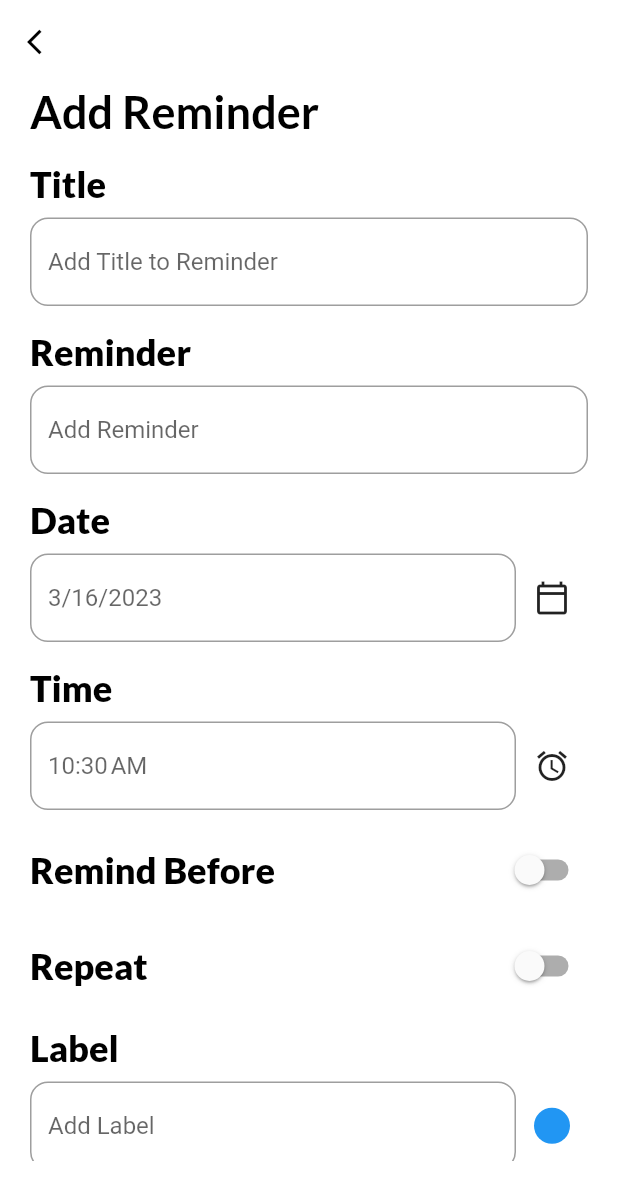
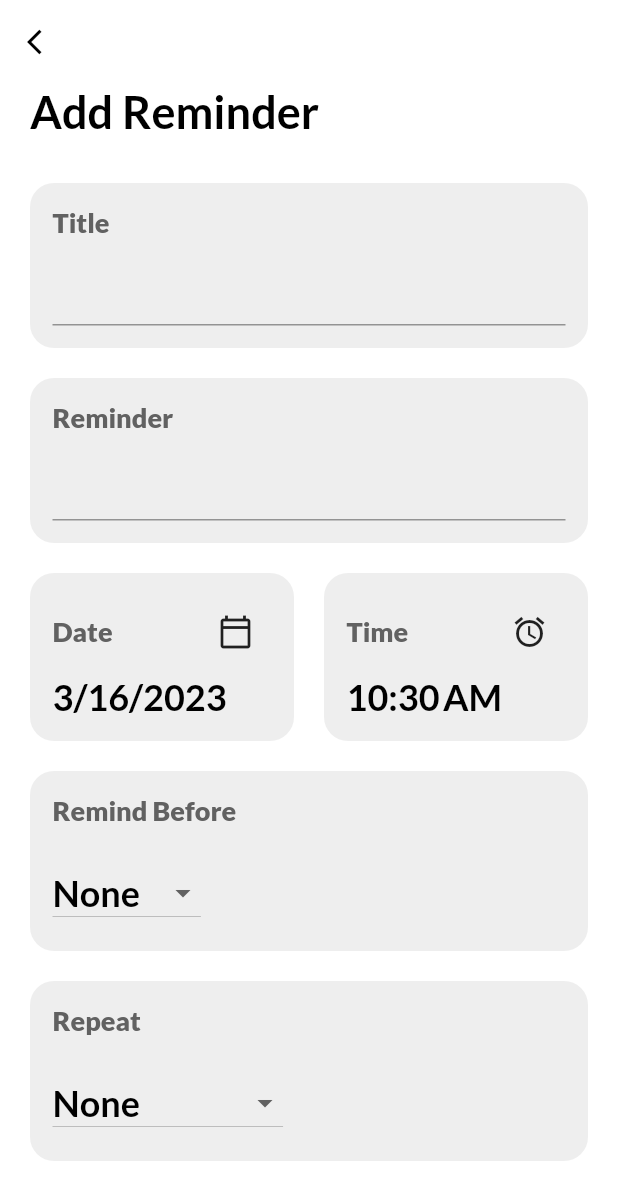
Before and after one commit to volkansahn/reminder_pomodoro_timer, a Flutter app: the AddTaskPage screen opened directly, on a phone screen of 412 x 824 dp. Shown: the top 1200 px of the screen. Run offline on Flutter 3.47's test engine with Material 2 defaults, Android fonts, the phone set to English and light mode, and no system bars; our stand-ins replace date_picker_timeline, flutter_colorpicker, flutter_local_notifications, flutter_native_timezone, flutter_staggered_animations, get and 6 more; missing offline and left inert: animated_snack_bar; accounts and stored records are empty.

Commit message:
a lot of changes

```diff
--- a/lib/helpers/db_helper.dart
+++ b/lib/helpers/db_helper.dart
@@ -31,8 +31,8 @@ class DBHelper {
       "CREATE TABLE $_remindersTableName("
       "id INTEGER PRIMARY KEY AUTOINCREMENT, "
       "title STRING, reminder TEXT, date STRING, "
-      "time STRING, remindBefore STRING, interval INTEGER,"
-      "color STRING, isReminded STRING, label STRING)",
+      "time STRING, remindBefore STRING, interval INTEGER, "
+      "firstColor STRING, secondColor STRING, isReminded STRING, label STRING)",
     );
     await db.execute(
       "CREATE TABLE $_waterReminderTableName("
--- a/lib/helpers/theme.dart
+++ b/lib/helpers/theme.dart
@@ -43,3 +43,21 @@ TextStyle get titleStyle {
     color: Get.isDarkMode ? Colors.white : Colors.black,
   ));
 }
+
+TextStyle get inputTitleStyle {
+  return GoogleFonts.lato(
+      textStyle: TextStyle(
+    fontSize: 18.0,
+    fontWeight: FontWeight.w900,
+    color: Get.isDarkMode ? Colors.white : Colors.grey[700],
+  ));
+}
+
+TextStyle get inputTextStyle {
+  return GoogleFonts.lato(
+      textStyle: TextStyle(
+    fontSize: 24.0,
+    fontWeight: FontWeight.bold,
+    color: Get.isDarkMode ? Colors.white : Colors.black,
+  ));
+}
--- a/lib/models/reminder_model.dart
+++ b/lib/models/reminder_model.dart
@@ -3,10 +3,12 @@ class Reminder {
   String? title;
   String? reminder;
   String? date;
+  String? time;
   String? remindBefore;
   String? label;
   int? interval;
-  int? color;
+  int? firstColor;
+  int? secondColor;
   int? isReminded;
 
   Reminder({
@@ -14,10 +16,12 @@ class Reminder {
     this.title,
     this.reminder,
     this.date,
+    this.time,
     this.remindBefore,
     this.label,
     this.interval,
-    this.color,
+    this.firstColor,
+    this.secondColor,
     this.isReminded,
   });
 
@@ -26,10 +30,12 @@ class Reminder {
     title = json['title'];
     reminder = json['reminder'];
     date = json['date'];
+    time = json['time'];
     remindBefore = json['remindBefore'];
     interval = json['interval'];
     label = json['label'];
-    color = json['color'];
+    firstColor = json['firstColor'];
+    secondColor = json['secondColor'];
     isReminded = json['isReminded'];
   }
 
@@ -39,10 +45,12 @@ class Reminder {
     data['title'] = this.title;
     data['reminder'] = this.reminder;
     data['date'] = this.date;
+    data['time'] = this.time;
     data['remindBefore'] = this.remindBefore;
     data['interval'] = this.interval;
     data['label'] = this.label;
-    data['color'] = this.color;
+    data['firstColor'] = this.firstColor;
+    data['secondColor'] = this.secondColor;
     data['isReminded'] = this.isReminded;
     return data;
   }
--- a/lib/view/add_task_page.dart
+++ b/lib/view/add_task_page.dart
@@ -30,10 +30,11 @@ class _AddTaskPageState extends State<AddTaskPage> {
   String _reminderTime = DateFormat.jm().format(DateTime.now());
   String _remindBeforeTime = "None";
   String _repeatTime = "None";
+  String _category = "General";
   int intervalTime = 0;
   bool isRemindBefore = false;
   bool isRepeat = false;
-  Color mycolor = Colors.blue;
+  List<Color> selectedCategoryColors = [Colors.blue[200]!, Colors.blue[400]!];
 
   @override
   Widget build(BuildContext context) {
@@ -50,6 +51,9 @@ class _AddTaskPageState extends State<AddTaskPage> {
                 "Add Reminder",
                 style: headingStyle,
               ),
+              SizedBox(
+                height: 20,
+              ),
               InputField(
                 isEditable: true,
                 title: "Title",
@@ -60,8 +64,12 @@ class _AddTaskPageState extends State<AddTaskPage> {
                 isEditable: true,
                 title: "Reminder",
                 hint: "Add Reminder",
-                  controller: _reminderTextController),
-              InputField(
+                controller: _reminderTextController,
+              ),
+              Row(
+                children: [
+                  Expanded(
+                    child: InputField(
                       isEditable: false,
                       onTap: (() {
                         _getDateFromUser(context);
@@ -75,7 +83,12 @@ class _AddTaskPageState extends State<AddTaskPage> {
                         },
                       ),
                     ),
-              InputField(
+                  ),
+                  SizedBox(
+                    width: 20,
+                  ),
+                  Expanded(
+                    child: InputField(
                       isEditable: false,
                       onTap: () {
                         _getTimeFromUser();
@@ -89,205 +102,171 @@ class _AddTaskPageState extends State<AddTaskPage> {
                         },
                       ),
                     ),
+                  ),
+                ],
+              ),
               Container(
-                margin: EdgeInsets.only(top: 16),
-                child: Row(
+                width: double.infinity,
+                padding: EdgeInsets.all(15),
+                decoration: BoxDecoration(
+                  borderRadius: BorderRadius.circular(16),
+                  color: Colors.grey[200],
+                ),
+                margin: EdgeInsets.only(top: 10, bottom: 10),
+                child: Column(
+                  crossAxisAlignment: CrossAxisAlignment.start,
+                  children: [
+                    Text(
+                      "Remind Before",
+                      style: inputTitleStyle,
+                    ),
+                    SizedBox(
+                      height: 20,
+                    ),
+                    Container(
+                      child: DropdownButton(
+                        value: _remindBeforeTime,
+                        items: ["None", "5 Min", "15 Min", "30 Min", "1 Hour"]
+                            .map<DropdownMenuItem<String>>((String value) {
+                          return DropdownMenuItem<String>(
+                            value: value,
+                            child: Text(
+                              value,
+                              style: inputTextStyle,
+                            ),
+                          );
+                        }).toList(),
+                        onChanged: (String? newValue) {
+                          setState(() {
+                            _remindBeforeTime = newValue!;
+                          });
+                        },
+                      ),
+                    )
+                  ],
+                ),
+              ),
+              Container(
+                width: double.infinity,
+                padding: EdgeInsets.all(15),
+                decoration: BoxDecoration(
+                  borderRadius: BorderRadius.circular(16),
+                  color: Colors.grey[200],
+                ),
+                margin: EdgeInsets.only(top: 10, bottom: 10),
+                child: Column(
+                  crossAxisAlignment: CrossAxisAlignment.start,
+                  children: [
+                    Text(
+                      "Repeat",
+                      style: inputTitleStyle,
+                    ),
+                    SizedBox(
+                      height: 20,
+                    ),
+                    Container(
+                      child: DropdownButton(
+                        value: _repeatTime,
+                        items: ["None", "Every Day", "Every Week", "Every Year"]
+                            .map<DropdownMenuItem<String>>((String value) {
+                          return DropdownMenuItem<String>(
+                            value: value,
+                            child: Text(
+                              value,
+                              style: inputTextStyle,
+                            ),
+                          );
+                        }).toList(),
+                        onChanged: (String? newValue) {
+                          setState(() {
+                            _repeatTime = newValue!;
+                          });
+                        },
+                      ),
+                    )
+                  ],
+                ),
+              ),
+              Container(
+                padding: EdgeInsets.all(15),
+                decoration: BoxDecoration(
+                  borderRadius: BorderRadius.circular(16),
+                  color: Colors.grey[200],
+                ),
+                margin: EdgeInsets.only(top: 10, bottom: 10),
+                child: Column(
+                  crossAxisAlignment: CrossAxisAlignment.start,
+                  children: [
+                    Row(
                       mainAxisAlignment: MainAxisAlignment.spaceBetween,
                       children: [
                         Text(
-                        "Remind Before",
-                        style: titleStyle,
+                          "Category",
+                          style: inputTitleStyle,
                         ),
-                      Switch(
-                        // This bool value toggles the switch.
-                        value: isRemindBefore,
-                        activeColor: Colors.green,
-                        onChanged: (bool value) {
-                          // This is called when the user toggles the switch.
+                        CircleAvatar(
+                            radius: 12,
+                            backgroundColor: selectedCategoryColors[1]),
+                      ],
+                    ),
+                    SizedBox(
+                      height: 20,
+                    ),
+                    Container(
+                      child: DropdownButton(
+                        value: _category,
+                        items: ["General", "Shopping", "Birthday", "Pills"]
+                            .map<DropdownMenuItem<String>>((String value) {
+                          return DropdownMenuItem<String>(
+                            value: value,
+                            child: Text(
+                              value,
+                              style: inputTextStyle,
+                            ),
+                          );
+                        }).toList(),
+                        onChanged: (String? newValue) {
                           setState(() {
-                            isRemindBefore = value;
+                            _category = newValue!;
+                            switch (_category) {
+                              case "General":
+                                selectedCategoryColors = [
+                                  Colors.blue[200]!,
+                                  Colors.blue[400]!
+                                ];
+                                break;
+                              case "Shopping":
+                                selectedCategoryColors = [
+                                  Colors.amber[200]!,
+                                  Colors.amber[400]!
+                                ];
+                                break;
+                              case "Birthday":
+                                selectedCategoryColors = [
+                                  Colors.green[200]!,
+                                  Colors.green[400]!
+                                ];
+                                break;
+                              case "Pills":
+                                selectedCategoryColors = [
+                                  Colors.blueGrey[200]!,
+                                  Colors.blueGrey[400]!
+                                ];
+                                break;
+                              default:
+                            }
                           });
                         },
                       ),
-                    ]),
-              ),
-              if (!isRemindBefore) ...[
-                Container(),
-              ] else ...[
-                CircularDropDownMenu(
-                  dropDownMenuItem: [
-                    DropdownMenuItem(
-                      child: GestureDetector(
-                        onTap: () {},
-                        child: Text("5 min"),
-                      ),
-                      value: "5 min",
-                    ),
-                    DropdownMenuItem(
-                      child: GestureDetector(
-                        onTap: () {},
-                        child: Text("10 min"),
-                      ),
-                      value: "10 min",
-                    ),
-                    DropdownMenuItem(
-                      child: GestureDetector(
-                        onTap: () {},
-                        child: Text("15 min"),
-                      ),
-                      value: "15 min",
-                    ),
-                    DropdownMenuItem(
-                      child: GestureDetector(
-                        onTap: () {},
-                        child: Text("30 min"),
-                      ),
-                      value: "30 min",
-                    ),
+                    )
                   ],
-                  onChanged: (value) {
-                    setState(() {
-                      _remindBeforeTime = value;
-                    });
-                  },
-                  hintText: _remindBeforeTime,
-                ),
-              ],
-              Container(
-                margin: EdgeInsets.only(top: 16),
-                child: Row(
-                  mainAxisAlignment: MainAxisAlignment.spaceBetween,
-                  children: [
-                    Text(
-                      "Repeat",
-                      style: titleStyle,
-                    ),
-                    Switch(
-                      // This bool value toggles the switch.
-                      value: isRepeat,
-                      activeColor: Colors.green,
-                      onChanged: (bool value) {
-                        // This is called when the user toggles the switch.
-                        setState(() {
-                          isRepeat = value;
-                        });
-                      },
-                    ),
-                  ],
-                ),
-              ),
-              if (!isRepeat) ...[
-                Container(),
-              ] else ...[
-                CircularDropDownMenu(
-                  dropDownMenuItem: [
-                    DropdownMenuItem(
-                      child: GestureDetector(
-                        onTap: () {
-                          setState(() {
-                            _repeatTime = "None";
-                          });
-                        },
-                        child: Text("None"),
-                      ),
-                      value: 0,
-                    ),
-                    DropdownMenuItem(
-                      child: GestureDetector(
-                        onTap: () {
-                          setState(() {
-                            _repeatTime = "Every Day";
-                          });
-                        },
-                        child: Text("Every Day"),
-                      ),
-                      value: 1,
-                    ),
-                    DropdownMenuItem(
-                      child: GestureDetector(
-                        onTap: () {
-                          setState(() {
-                            _repeatTime = "Every Week";
-                          });
-                        },
-                        child: Text("Every Week"),
-                      ),
-                      value: 7,
-                    ),
-                    DropdownMenuItem(
-                      child: GestureDetector(
-                        onTap: () {
-                          setState(() {
-                            _repeatTime = "Every Month";
-                          });
-                        },
-                        child: Text("Every Month"),
-                      ),
-                      value: 30,
-                    ),
-                    DropdownMenuItem(
-                      child: GestureDetector(
-                        onTap: () {
-                          setState(() {
-                            _repeatTime = "Every Year";
-                          });
-                        },
-                        child: Text("Every Year"),
-                      ),
-                      value: 365,
-                    ),
-                  ],
-                  onChanged: (value) {
-                    setState(() {
-                      intervalTime = value;
-                    });
-                  },
-                  hintText: _repeatTime,
-                ),
-              ],
-              InputField(
-                isEditable: true,
-                title: "Label",
-                hint: "Add Label",
-                controller: _labelController,
-                widget: IconButton(
-                  icon: CircleAvatar(radius: 12, backgroundColor: mycolor),
-                  onPressed: () {
-                    showDialog(
-                        context: context,
-                        builder: (BuildContext context) {
-                          return AlertDialog(
-                            title: Text('Pick a color!'),
-                            content: SingleChildScrollView(
-                              child: BlockPicker(
-                                pickerColor: mycolor, //default color
-                                onColorChanged: (Color color) {
-                                  //on color picked
-                                  setState(() {
-                                    mycolor = color;
-                                  });
-                                },
-                              ),
-                            ),
-                            actions: <Widget>[
-                              ElevatedButton(
-                                child: const Text('DONE'),
-                                onPressed: () {
-                                  Navigator.of(context)
-                                      .pop(); //dismiss the color picker
-                                },
-                              ),
-                            ],
-                          );
-                        });
-                  },
                 ),
               ),
               SizedBox(
                 height: 20.0,
               ),
               myButton(
-                color: Colors.blue,
+                color: selectedCategoryColors[1],
                 label: "Add Reminder",
                 onTap: () {
                   _addRemindertoDB();
@@ -346,10 +325,12 @@ class _AddTaskPageState extends State<AddTaskPage> {
         title: _titleController.text,
         reminder: _reminderTextController.text,
         date: _format.format(_selectedDt),
+        time: _reminderTime,
         remindBefore: _remindBeforeTime,
         interval: intervalTime,
         label: _labelController.text,
-        color: mycolor.value,
+        firstColor: selectedCategoryColors[0].value,
+        secondColor: selectedCategoryColors[1].value,
         isReminded: 0,
       ),
     );
--- a/lib/view/widgets/input_field.dart
+++ b/lib/view/widgets/input_field.dart
@@ -28,44 +28,54 @@ class _InputFieldState extends State<InputField> {
   @override
   Widget build(BuildContext context) {
     return Container(
-      margin: EdgeInsets.only(top: 16),
+      padding: EdgeInsets.all(15),
+      decoration: BoxDecoration(
+        borderRadius: BorderRadius.circular(16),
+        color: Colors.grey[200],
+      ),
+      margin: EdgeInsets.only(top: 10, bottom: 10),
       child: Column(
         crossAxisAlignment: CrossAxisAlignment.start,
         children: [
-          Text(
-            widget.title,
-            style: titleStyle,
-          ),
+          widget.widget == null
+              ? Text(
+                  widget.title,
+                  style: inputTitleStyle,
+                )
+              : Row(
+                  mainAxisAlignment: MainAxisAlignment.spaceBetween,
+                  children: [
+                    Text(
+                      widget.title,
+                      style: inputTitleStyle,
+                    ),
+                    Container(child: widget.widget),
+                  ],
+                ),
           Container(
-            margin: EdgeInsets.only(top: 8.0),
+            margin: EdgeInsets.only(top: 5.0),
             child: Row(
               children: [
                 Expanded(
                   child: widget.isEditable == true
                       ? TextField(
+                          style: inputTextStyle,
                           controller: widget.controller,
-                          decoration: InputDecoration(
-                            border: OutlineInputBorder(
-                              borderRadius: BorderRadius.circular(12.0),
-                            ),
-                            hintText: widget.hint,
-                          ),
+                          autocorrect: false,
+                          maxLines: 2,
+                          minLines: 1,
                         )
                       : TextField(
+                          style: inputTextStyle,
                           onTap: widget.onTap,
                           readOnly: true,
                           controller: widget.controller,
-                          decoration: InputDecoration(
-                            border: OutlineInputBorder(
-                              borderRadius: BorderRadius.circular(12.0),
-                            ),
+                          decoration: InputDecoration.collapsed(
                             hintText: widget.hint,
+                            hintStyle: inputTextStyle,
                           ),
                         ),
                 ),
-                widget.widget == null
-                    ? Container()
-                    : Container(child: widget.widget),
               ],
             ),
           ),
```
Also changed, not shown: lib/view/add_water.dart (+22 -3 lines), lib/view/reminder_page.dart (+65 -8 lines), lib/view/widgets/add_water_tile.dart (+17 -7 lines), lib/view/widgets/circular_drop_down.dart (+4 -5 lines), lib/view/widgets/reminder_tile.dart (+52 -25 lines). Lines whose indentation alone changed are shown as unchanged.
